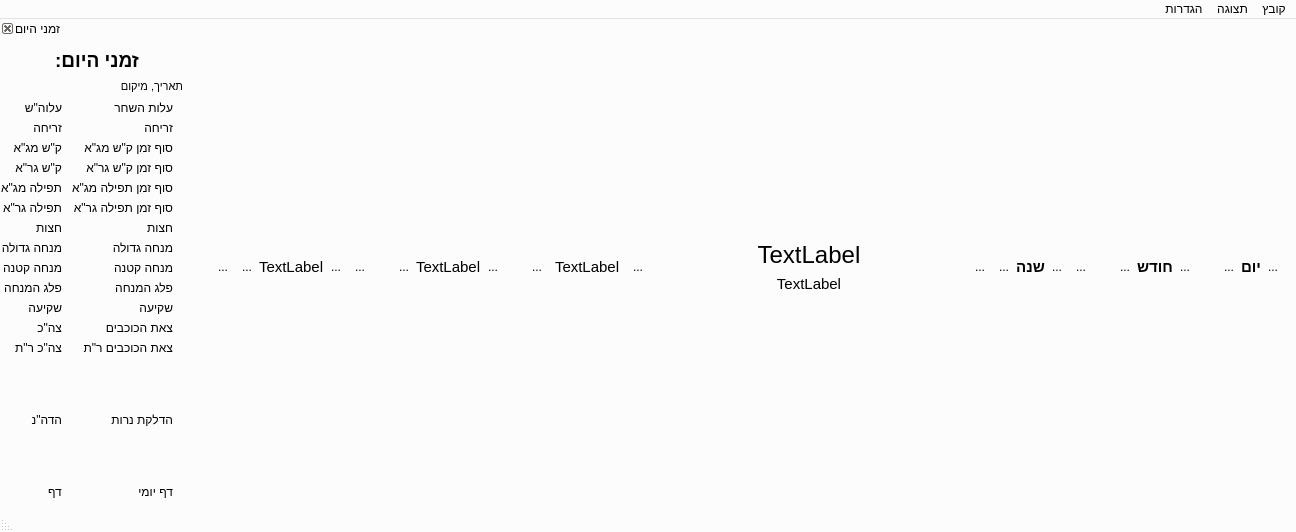
MosheWagner/luach, file mainwindow.ui: the form before one commit.
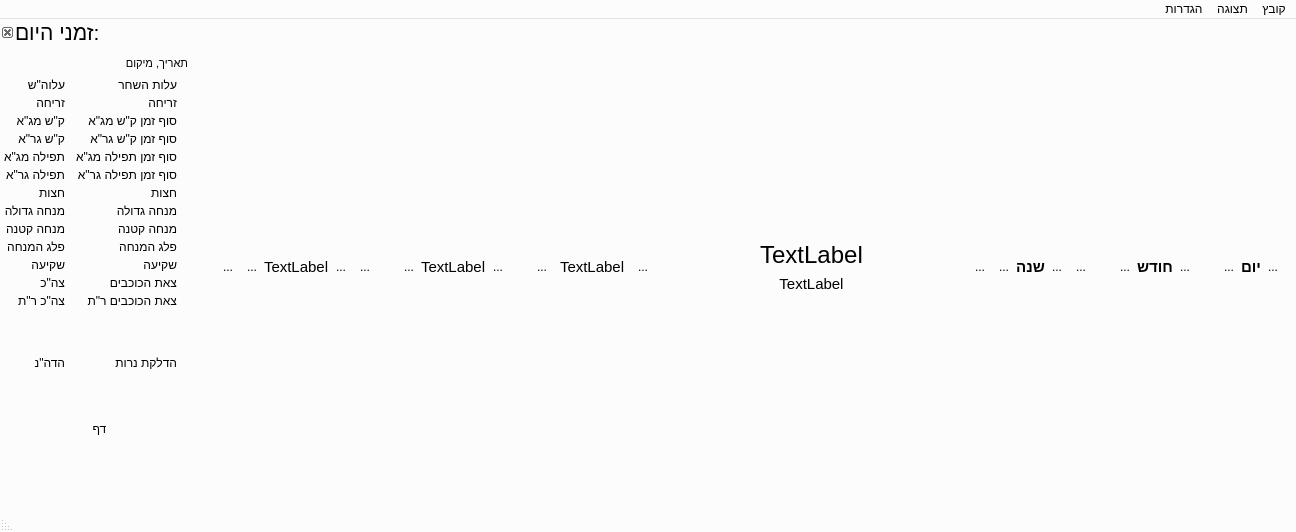
The form after the commit. Icons and pictures are not drawn.

The edit to the form file:
```diff
--- a/mainwindow.ui
+++ b/mainwindow.ui
@@ -1050,6 +1050,11 @@
      <verstretch>0</verstretch>
     </sizepolicy>
    </property>
+   <property name="font">
+    <font>
+     <pointsize>16</pointsize>
+    </font>
+   </property>
    <property name="layoutDirection">
     <enum>Qt::RightToLeft</enum>
    </property>
@@ -1060,7 +1065,7 @@
     <set>Qt::LeftDockWidgetArea</set>
    </property>
    <property name="windowTitle">
-    <string>זמני היום</string>
+    <string>זמני היום:</string>
    </property>
    <attribute name="dockWidgetArea">
     <number>1</number>
@@ -1076,23 +1081,6 @@
      <property name="spacing">
       <number>8</number>
      </property>
-     <item>
-      <widget class="QLabel" name="label_4">
-       <property name="font">
-        <font>
-         <pointsize>14</pointsize>
-         <weight>75</weight>
-         <bold>true</bold>
-        </font>
-       </property>
-       <property name="text">
-        <string>זמני היום:</string>
-       </property>
-       <property name="alignment">
-        <set>Qt::AlignCenter</set>
-       </property>
-      </widget>
-     </item>
      <item>
       <widget class="QLabel" name="dayandlocationlbl">
        <property name="font">
@@ -1117,14 +1105,20 @@
         <set>Qt::AlignRight|Qt::AlignTop|Qt::AlignTrailing</set>
        </property>
        <property name="horizontalSpacing">
-        <number>10</number>
+        <number>11</number>
+       </property>
+       <property name="verticalSpacing">
+        <number>4</number>
        </property>
        <property name="leftMargin">
-        <number>0</number>
+        <number>4</number>
        </property>
        <property name="topMargin">
         <number>0</number>
        </property>
+       <property name="rightMargin">
+        <number>0</number>
+       </property>
        <item row="0" column="0">
         <widget class="QLabel" name="label_2">
          <property name="sizePolicy">
@@ -1924,13 +1918,10 @@
         </widget>
        </item>
        <item row="15" column="1">
-        <spacer name="verticalSpacer">
+        <spacer name="verticalSpacer_3">
          <property name="orientation">
           <enum>Qt::Vertical</enum>
          </property>
-         <property name="sizeType">
-          <enum>QSizePolicy::Expanding</enum>
-         </property>
          <property name="sizeHint" stdset="0">
           <size>
            <width>20</width>
@@ -1939,24 +1930,9 @@
          </property>
         </spacer>
        </item>
-       <item row="16" column="0">
-        <widget class="QLabel" name="dafyomislbllbl">
-         <property name="font">
-          <font>
-           <pointsize>9</pointsize>
-           <weight>50</weight>
-           <bold>false</bold>
-          </font>
-         </property>
-         <property name="text">
-          <string>דף יומי</string>
-         </property>
-         <property name="textInteractionFlags">
-          <set>Qt::TextSelectableByKeyboard|Qt::TextSelectableByMouse</set>
-         </property>
-        </widget>
-       </item>
-       <item row="16" column="1">
+      </layout>
+     </item>
+     <item>
         <widget class="QLabel" name="dafyomilbl">
          <property name="font">
           <font>
@@ -2000,7 +1976,18 @@
          </property>
         </widget>
        </item>
-      </layout>
+     <item>
+      <spacer name="verticalSpacer">
+       <property name="orientation">
+        <enum>Qt::Vertical</enum>
+       </property>
+       <property name="sizeHint" stdset="0">
+        <size>
+         <width>20</width>
+         <height>40</height>
+        </size>
+       </property>
+      </spacer>
      </item>
     </layout>
    </widget>
```
Left out of the diff: 46 changed lines with no effect on the pictures. Lines whose indentation alone changed are shown as unchanged.
